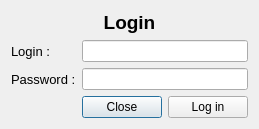
First picture: the form in Client/ClientV2/NewBabelClient/LoginWindow.ui, repository AGuismo/V-and-Co-Babel, before the edit.
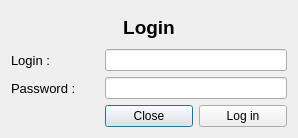
Second picture: the form after the edit.

Commit message: tab order

Diff of the .ui file:
```diff
--- a/Client/ClientV2/NewBabelClient/LoginWindow.ui
+++ b/Client/ClientV2/NewBabelClient/LoginWindow.ui
@@ -6,8 +6,8 @@
    <rect>
     <x>0</x>
     <y>0</y>
-    <width>239</width>
-    <height>118</height>
+    <width>298</width>
+    <height>138</height>
    </rect>
   </property>
   <property name="windowTitle">
```
Left out of the diff: 18 changed lines with no effect on the pictures. The commit also changes 3 other files.
